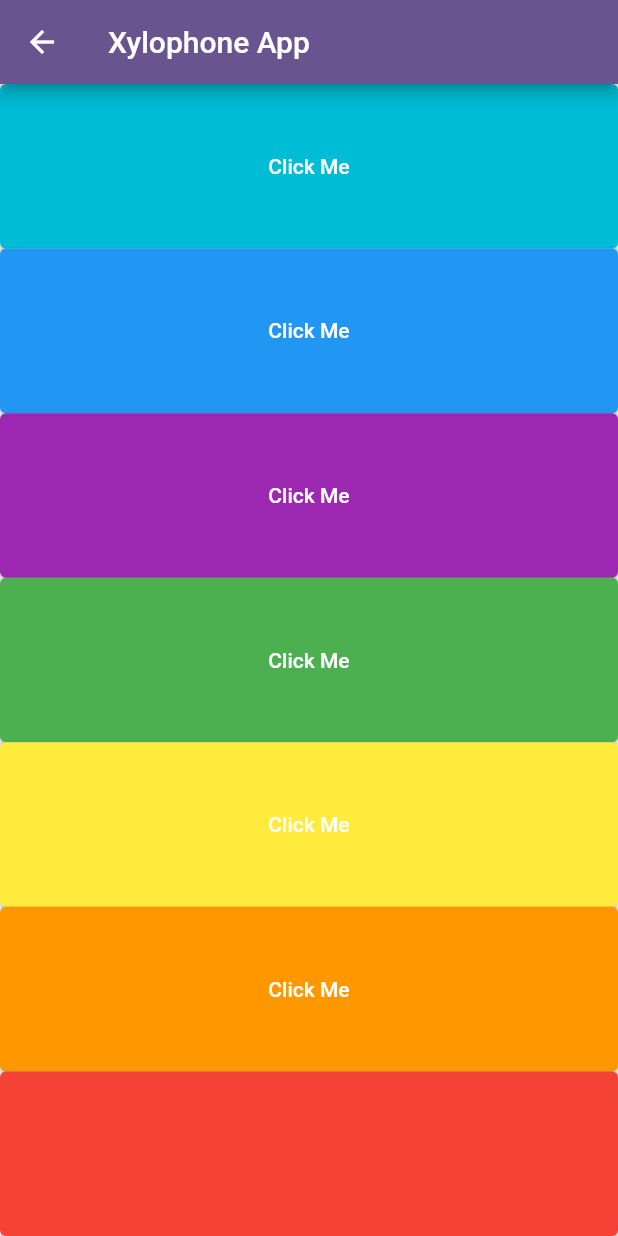
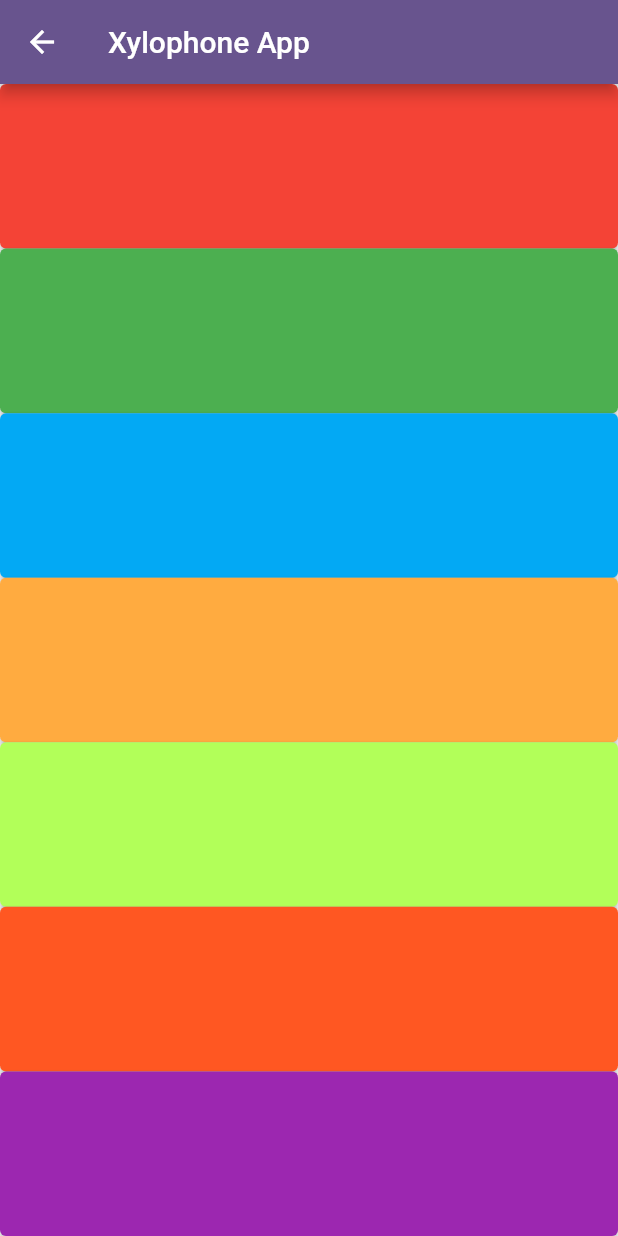
Before and after one commit to Balghari13/angela_prac, a Flutter app: the XylophoneApp screen opened directly, on a phone screen of 412 x 824 dp. Run offline on Flutter 3.47's test engine with Material 2 defaults, Android fonts, the phone set to English and light mode, and no system bars; our stand-ins replace audioplayers.

Commit message:
refactor ui with custom expanded widget by using function

```diff
--- a/lib/xylophone app/xylophone.dart
+++ b/lib/xylophone app/xylophone.dart
@@ -9,8 +9,24 @@ class XylophoneApp extends StatelessWidget {
     player.play(AssetSource('note$soundNumber.wav'), );
   }
 
+Expanded customWidget(Color color, int num){
+    return(
+  Expanded(
+    child: ElevatedButton(
+      style: ElevatedButton.styleFrom(
+        backgroundColor: color,
+      ),
+      onPressed: (){
+        playSound(num);
+      },
+      child: Text(''),
+    ),
+  ));
+}
+
   @override
   Widget build(BuildContext context) {
+
     return Scaffold(
       appBar: AppBar(
         title: Text('Xylophone App'),
@@ -20,104 +36,112 @@ class XylophoneApp extends StatelessWidget {
             child: Column(
               crossAxisAlignment: CrossAxisAlignment.stretch,
               children: [
-                Expanded(
-                  child: ElevatedButton(
-                    style: ElevatedButton.styleFrom(
-                        backgroundColor: Colors.cyan,
-                    ),
-                    onPressed: (){
-                      playSound(1);
-                      // final player = AudioPlayer();
-                      // player.play(AssetSource('note1.wav'));
+                customWidget(Colors.red, 1),
+                customWidget(Colors.green,2),
+                customWidget(Colors.lightBlue,3),
+                customWidget(Colors.orangeAccent,4),
+                customWidget(Colors.lightGreenAccent,5),
+                customWidget(Colors.deepOrange,6),
+                customWidget(Colors.purple,7),
 
-                    },
-                    child: Text('Click Me'),
-                  ),
-                ),
-                Expanded(
-                  child: ElevatedButton(
-                    style: ElevatedButton.styleFrom(
-                        backgroundColor: Colors.blue
-                    ),
-                    onPressed: (){
-                      playSound(2);
-                      // final player = AudioPlayer();
-                      // player.play(AssetSource('note2.wav'),);
-
-                    },
-                    child: Text('Click Me'),
-                  ),
-                ),
-                Expanded(
-                  child: ElevatedButton(
-                    style: ElevatedButton.styleFrom(
-                        backgroundColor: Colors.purple
-                    ),
-                    onPressed: (){
-                      playSound(3);
-                     // final player = AudioPlayer();
-                     // player.play(AssetSource('note3.wav'));
-                    },
-                    child: Text('Click Me'),
-                  ),
-                ),
-               Expanded(
-                 child: ElevatedButton(
-                   style: ElevatedButton.styleFrom(
-                       backgroundColor: Colors.green
-                   ),
-                    onPressed: (){
-                      playSound(4);
-                      // final player = AudioPlayer();
-                      // player.play(AssetSource('note4.wav'));
-
-                    },
-                    child: Text('Click Me'),
-                  ),
-               ),
-                Expanded(
-                  child: ElevatedButton(
-                    style: ElevatedButton.styleFrom(
-                        backgroundColor: Colors.yellow
-                    ),
-                    onPressed: (){
-                      playSound(5);
-                      // final player = AudioPlayer();
-                      // player.play(AssetSource('note5.wav'));
-
-                    },
-                    child: Text('Click Me'),
-                  ),
-                ),
-                Expanded(
-                  child: ElevatedButton(
-                    style: ElevatedButton.styleFrom(
-                      backgroundColor: Colors.orange
-                    ),
-                    onPressed: (){
-                      playSound(6);
-                      // final player = AudioPlayer();
-                      // player.play(AssetSource('note6.wav'));
-
-                    },
-                    child: Text('Click Me'),
-                  ),
-                ),
-                Expanded(
-                  child: ElevatedButton(
-                    style: ElevatedButton.styleFrom(
-                      backgroundColor: Colors.red,
-                    ),
-                    onPressed: (){
-                      playSound(7);
-                      // final player = AudioPlayer();
-                      // player.play(AssetSource('note7.wav'));
-
-                    },
-                    child: Text(''),
-
-                  ),
-                ),
+               //  Expanded(
+               //    child: ElevatedButton(
+               //      style: ElevatedButton.styleFrom(
+               //          backgroundColor: Colors.cyan,
+               //      ),
+               //      onPressed: (){
+               //        playSound(1);
+               //        // final player = AudioPlayer();
+               //        // player.play(AssetSource('note1.wav'));
+               //
+               //      },
+               //      child: Text('Click Me'),
+               //    ),
+               //  ),
+               //  Expanded(
+               //    child: ElevatedButton(
+               //      style: ElevatedButton.styleFrom(
+               //          backgroundColor: Colors.blue
+               //      ),
+               //      onPressed: (){
+               //        playSound(2);
+               //        // final player = AudioPlayer();
+               //        // player.play(AssetSource('note2.wav'),);
+               //
+               //      },
+               //      child: Text('Click Me'),
+               //    ),
+               //  ),
+               //  Expanded(
+               //    child: ElevatedButton(
+               //      style: ElevatedButton.styleFrom(
+               //          backgroundColor: Colors.purple
+               //      ),
+               //      onPressed: (){
+               //        playSound(3);
+               //       // final player = AudioPlayer();
+               //       // player.play(AssetSource('note3.wav'));
+               //      },
+               //      child: Text('Click Me'),
+               //    ),
+               //  ),
+               // Expanded(
+               //   child: ElevatedButton(
+               //     style: ElevatedButton.styleFrom(
+               //         backgroundColor: Colors.green
+               //     ),
+               //      onPressed: (){
+               //        playSound(4);
+               //        // final player = AudioPlayer();
+               //        // player.play(AssetSource('note4.wav'));
+               //
+               //      },
+               //      child: Text('Click Me'),
+               //    ),
+               // ),
+               //  Expanded(
+               //    child: ElevatedButton(
+               //      style: ElevatedButton.styleFrom(
+               //          backgroundColor: Colors.yellow
+               //      ),
+               //      onPressed: (){
+               //        playSound(5);
+               //        // final player = AudioPlayer();
+               //        // player.play(AssetSource('note5.wav'));
+               //
+               //      },
+               //      child: Text('Click Me'),
+               //    ),
+               //  ),
+               //  Expanded(
+               //    child: ElevatedButton(
+               //      style: ElevatedButton.styleFrom(
+               //        backgroundColor: Colors.orange
+               //      ),
+               //      onPressed: (){
+               //        playSound(6);
+               //        // final player = AudioPlayer();
+               //        // player.play(AssetSource('note6.wav'));
+               //
+               //      },
+               //      child: Text('Click Me'),
+               //    ),
+               //  ),
+               //  Expanded(
+               //    child: ElevatedButton(
+               //      style: ElevatedButton.styleFrom(
+               //        backgroundColor: Colors.red,
+               //      ),
+               //      onPressed: (){
+               //        playSound(7);
+               //        // final player = AudioPlayer();
+               //        // player.play(AssetSource('note7.wav'));
+               //
+               //      },
+               //      child: Text(''),
+               //
+               //    ),
+               //  ),
               ],
             ),
 
```
